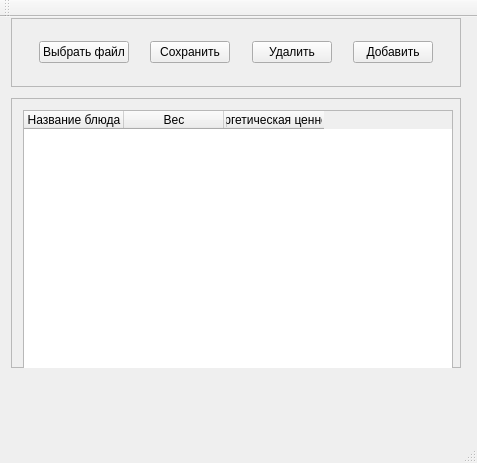
Above: mainwindow.ui from Hipp0Shok/Lab1GUI before the change. Below: the same form after it.
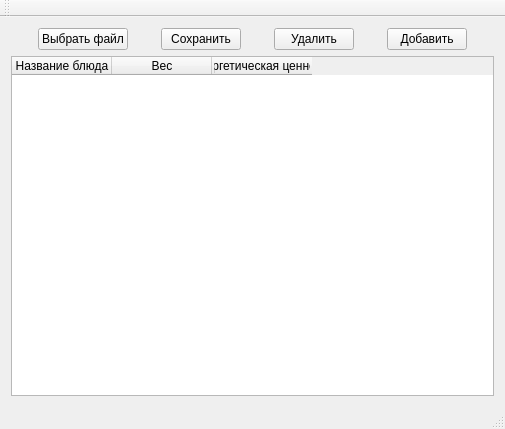
That is the form after the change.

```diff
--- a/mainwindow.ui
+++ b/mainwindow.ui
@@ -6,8 +6,8 @@
    <rect>
     <x>0</x>
     <y>0</y>
-    <width>477</width>
-    <height>463</height>
+    <width>505</width>
+    <height>429</height>
    </rect>
   </property>
   <property name="sizePolicy">
@@ -20,44 +20,10 @@
    <string>MainWindow</string>
   </property>
   <widget class="QWidget" name="centralWidget">
-   <widget class="QWidget" name="">
-    <property name="geometry">
-     <rect>
-      <x>10</x>
-      <y>0</y>
-      <width>452</width>
-      <height>352</height>
-     </rect>
-    </property>
-    <layout class="QVBoxLayout" name="verticalLayout">
-     <property name="leftMargin">
-      <number>1</number>
-     </property>
-     <property name="topMargin">
-      <number>1</number>
-     </property>
-     <property name="rightMargin">
-      <number>1</number>
-     </property>
-     <property name="bottomMargin">
-      <number>1</number>
-     </property>
-     <item>
-      <widget class="QFrame" name="frame_2">
-       <property name="sizePolicy">
-        <sizepolicy hsizetype="Preferred" vsizetype="Preferred">
-         <horstretch>1</horstretch>
-         <verstretch>1</verstretch>
-        </sizepolicy>
-       </property>
-       <property name="frameShape">
-        <enum>QFrame::StyledPanel</enum>
-       </property>
-       <property name="frameShadow">
-        <enum>QFrame::Raised</enum>
-       </property>
        <layout class="QGridLayout" name="gridLayout">
         <item row="0" column="0">
+     <layout class="QVBoxLayout" name="verticalLayout">
+      <item>
          <layout class="QHBoxLayout" name="horizontalLayout">
           <item>
            <spacer name="horizontalSpacer_4">
@@ -154,44 +120,7 @@
           </item>
          </layout>
         </item>
-       </layout>
-      </widget>
-     </item>
      <item>
-      <spacer name="verticalSpacer">
-       <property name="orientation">
-        <enum>Qt::Vertical</enum>
-       </property>
-       <property name="sizeHint" stdset="0">
-        <size>
-         <width>20</width>
-         <height>5</height>
-        </size>
-       </property>
-      </spacer>
-     </item>
-     <item>
-      <widget class="QFrame" name="frame">
-       <property name="sizePolicy">
-        <sizepolicy hsizetype="Preferred" vsizetype="Preferred">
-         <horstretch>1</horstretch>
-         <verstretch>1</verstretch>
-        </sizepolicy>
-       </property>
-       <property name="minimumSize">
-        <size>
-         <width>430</width>
-         <height>270</height>
-        </size>
-       </property>
-       <property name="frameShape">
-        <enum>QFrame::StyledPanel</enum>
-       </property>
-       <property name="frameShadow">
-        <enum>QFrame::Raised</enum>
-       </property>
-       <layout class="QGridLayout" name="gridLayout_2">
-        <item row="0" column="0">
          <widget class="QTableWidget" name="tableWidget">
           <property name="sizePolicy">
            <sizepolicy hsizetype="Expanding" vsizetype="Expanding">
@@ -223,10 +152,8 @@
          </widget>
         </item>
        </layout>
-      </widget>
-     </item>
-    </layout>
-   </widget>
+    </item>
+   </layout>
   </widget>
   <widget class="QMenuBar" name="menuBar">
    <property name="geometry">
```
Left out of the diff: 2 changed lines with no effect on the pictures. Lines whose indentation alone changed are shown as unchanged.
